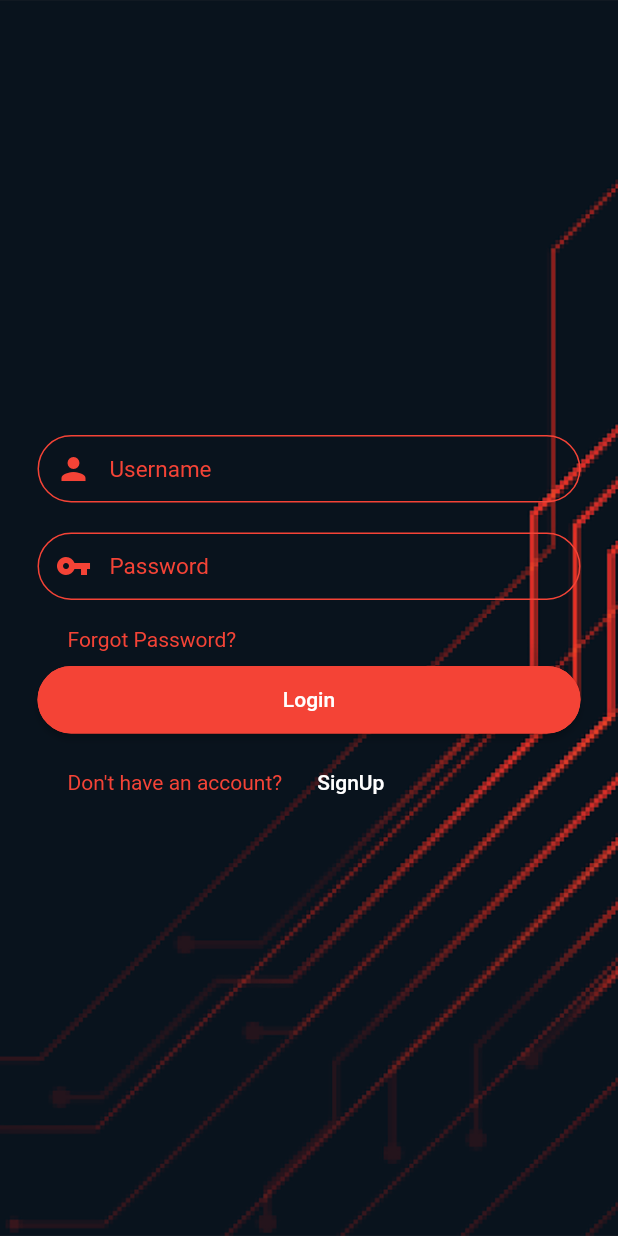
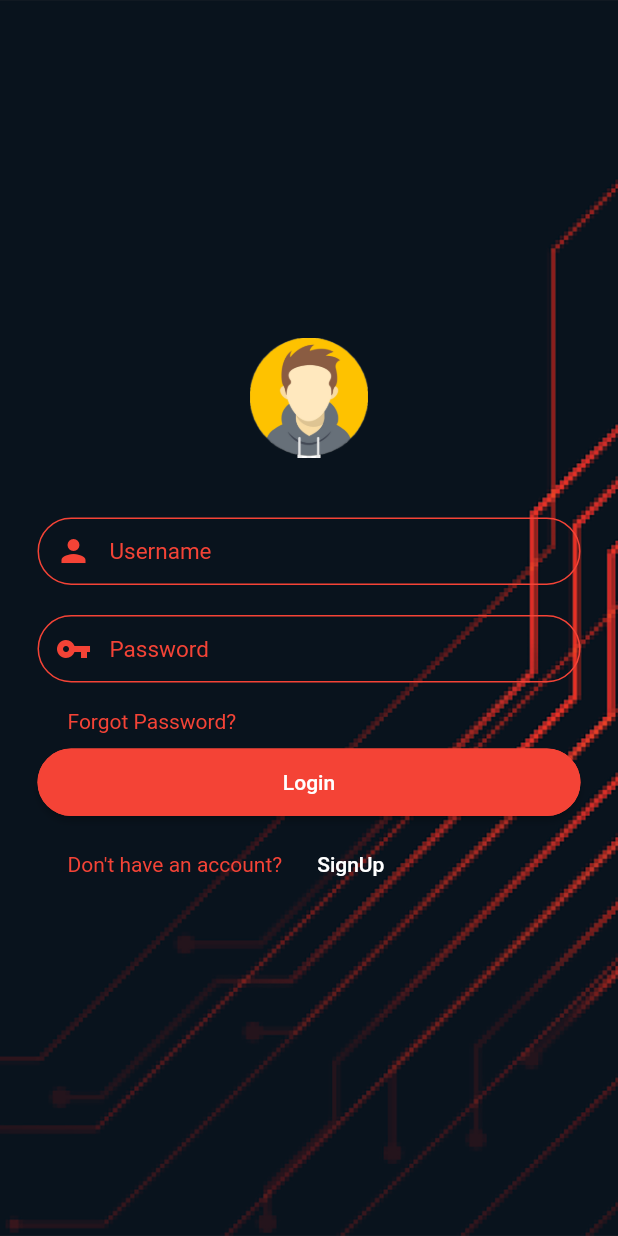
Before and after one commit to UshanFernando/Procurements-for-Construction-Industry, a Flutter app: the screen it shows after launch, on a phone screen of 412 x 824 dp. Run offline on Flutter 3.47's test engine with Material 2 defaults, Android fonts, the phone set to English and light mode, and no system bars; our stand-ins replace cloud_firestore; missing offline and left inert: horizontal_data_table; accounts and stored records are empty.

Commit message:
login updated

```diff
--- a/lib/Screens/Login.dart
+++ b/lib/Screens/Login.dart
@@ -158,7 +158,7 @@ class _LoginPageState extends State<LoginPage> {
               shrinkWrap: true,
               padding: EdgeInsets.only(left: 25, right: 25),
               children: <Widget>[
-                // getImageAsset(),
+                getImageAsset(),
                 SizedBox(
                   height: 20.0,
                 ),
@@ -219,16 +219,16 @@ class _LoginPageState extends State<LoginPage> {
     ]);
   }
 
-  // Widget getImageAsset() {
-  //   AssetImage assImg = AssetImage('images/slicn.jpg');
-  //   Image img = Image(
-  //     image: assImg,
-  //     width: 80.0,
-  //     height: 80.0,
-  //   );
-  //   return Container(
-  //     margin: EdgeInsets.only(top: 10.0, bottom: 20.0),
-  //     child: img,
-  //   );
-  // }
+  Widget getImageAsset() {
+    AssetImage assImg = AssetImage('Assets/avt.png');
+    Image img = Image(
+      image: assImg,
+      width: 80.0,
+      height: 80.0,
+    );
+    return Container(
+      margin: EdgeInsets.only(top: 10.0, bottom: 20.0),
+      child: img,
+    );
+  }
 }
--- a/lib/main.dart
+++ b/lib/main.dart
@@ -22,6 +22,7 @@ class MyApp extends StatelessWidget {
               create: (context) => firestoreService.getRequsitions()),
         ],
         child: MaterialApp(
+          debugShowCheckedModeBanner: false,
           title: 'Flutter Demo',
           theme: ThemeData(
             primarySwatch: Colors.red,
```
Also changed, not shown: Assets/avt.png (added).
